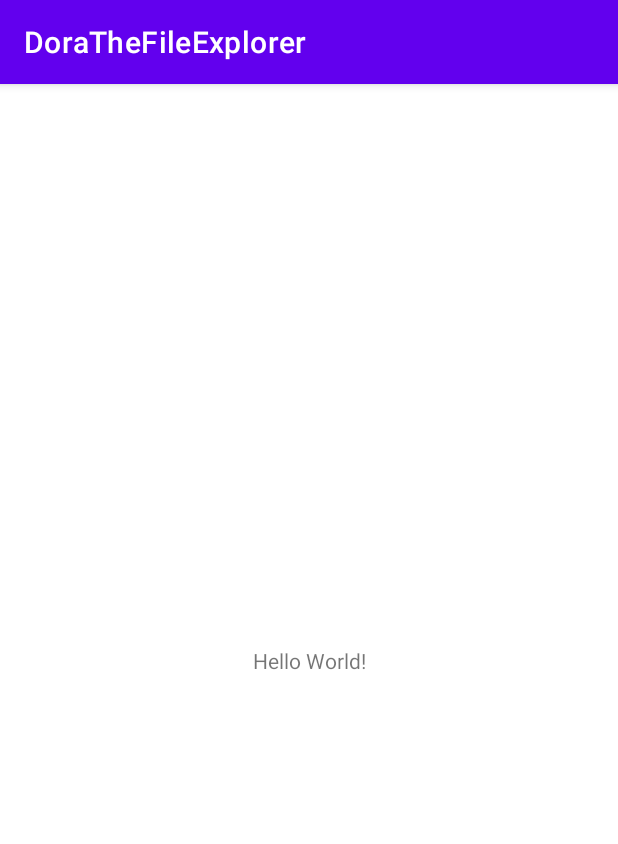
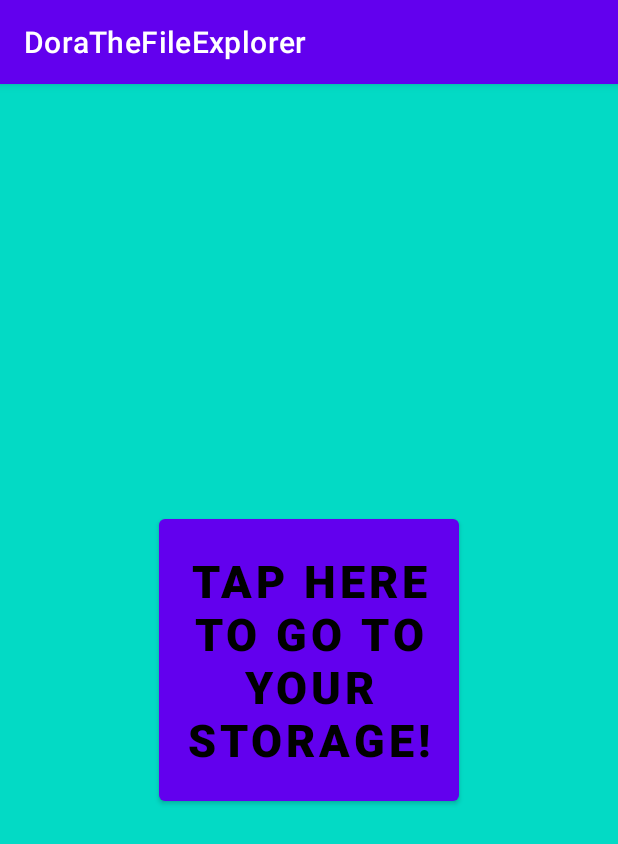
Before and after one commit to NiaMcAlkich/FileExplorer, an Android app: the screen it shows after launch (MainActivity), on a phone screen of 412 x 824 dp. Shown: the top 844 px of the screen. Run offline under Robolectric (Android 15) with nearby library versions, the phone set to English and light mode, and no system bars.

Commit message:
Made a button
Button is for taking user to storage loation

```diff
--- a/DoraTheFileExplorer/app/src/main/res/layout/activity_main.xml
+++ b/DoraTheFileExplorer/app/src/main/res/layout/activity_main.xml
@@ -1,18 +1,30 @@
 <?xml version="1.0" encoding="utf-8"?>
-<androidx.constraintlayout.widget.ConstraintLayout xmlns:android="http://schemas.android.com/apk/res/android"
+
+<RelativeLayout xmlns:android="http://schemas.android.com/apk/res/android"
     xmlns:app="http://schemas.android.com/apk/res-auto"
     xmlns:tools="http://schemas.android.com/tools"
     android:layout_width="match_parent"
     android:layout_height="match_parent"
+    android:background="@color/teal_200"
     tools:context=".MainActivity">
 
-    <TextView
-        android:layout_width="wrap_content"
-        android:layout_height="wrap_content"
-        android:text="Hello World!"
-        app:layout_constraintBottom_toBottomOf="parent"
-        app:layout_constraintEnd_toEndOf="parent"
-        app:layout_constraintStart_toStartOf="parent"
-        app:layout_constraintTop_toTopOf="parent" />
+    /*
+    I couldn't put this above the background part above
+    but it is to change the background.
+    This is to make the button
+    It has the height, width, text size, font family,
+    an id for the button, what is does/where it will take the user,
+    and centers the button.
+    */
+    <com.google.android.material.button.MaterialButton
+        android:layout_width="200dp"
+        android:layout_height="200dp"
+        android:fontFamily="sans-serif-black"
+        android:textSize="30dp"
+        android:textColor="@color/black"
+        android:id="@+id/Storage"
+        android:text="Tap here to go to your storage!"
+        android:layout_centerInParent="true"
+        />
 
-</androidx.constraintlayout.widget.ConstraintLayout>
+</RelativeLayout>
```
Also changed, not shown: DoraTheFileExplorer/app/src/main/java/com/example/dorathefileexplorer/MainActivity.kt (+6 -1 lines).
